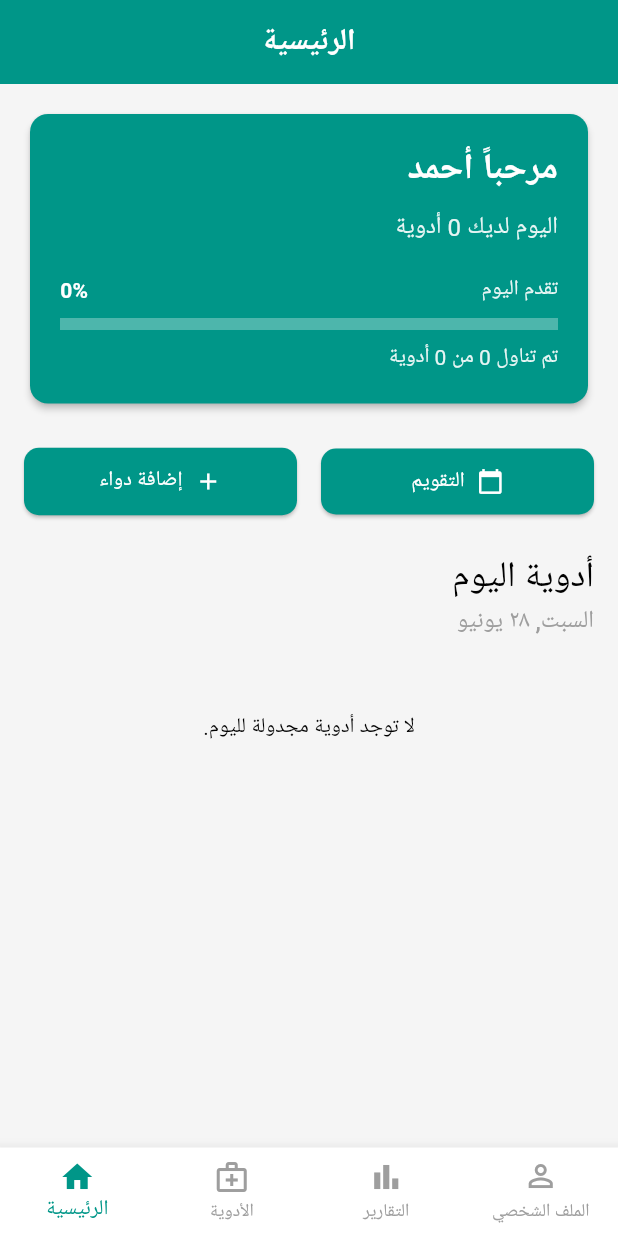
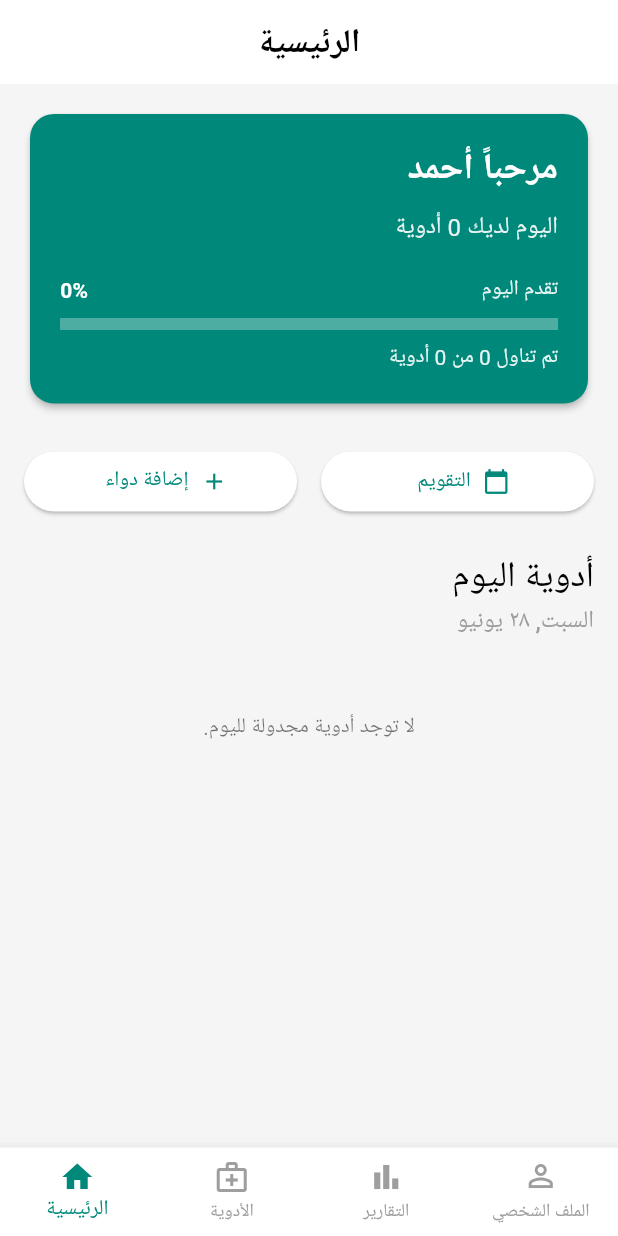
Before and after one commit to ahmedma7goub/medication-reminder-app, a Flutter app: the screen it shows after launch, on a phone screen of 412 x 824 dp. Run offline on Flutter 3.47's test engine with Material 3 defaults, Android fonts, the phone set to English and light mode, and no system bars; our stand-ins replace fl_chart, flutter_local_notifications, permission_handler, shared_preferences, sqflite, timezone; accounts and stored records are empty; Roboto replaces fonts that are missing (Cairo).

```diff
--- a/lib/theme/app_theme.dart
+++ b/lib/theme/app_theme.dart
@@ -1,68 +1,81 @@
 import 'package:flutter/material.dart';
 
 class AppTheme {
-  static final Color _lightPrimaryColor = Colors.teal;
-  static final Color _darkPrimaryColor = Colors.tealAccent;
+  AppTheme._();
+
+  static const Color _darkPrimaryColor = Color(0xFF4DB6AC); // A softer teal
+  static const Color _darkAccentColor = Color(0xFF69F0AE); // A vibrant green
+  static const Color _darkBackgroundColor = Color(0xFF1A1C1E);
+  static const Color _darkCardColor = Color(0xFF25282D);
+  static const Color _darkTextColor = Color(0xFFE3E3E3);
+  static const Color _darkSecondaryTextColor = Color(0xFFA9B4BE);
 
   static final ThemeData lightTheme = ThemeData(
-    primaryColor: _lightPrimaryColor,
-    scaffoldBackgroundColor: Colors.grey[100],
-    appBarTheme: AppBarTheme(
-      color: _lightPrimaryColor,
-      elevation: 0,
-      iconTheme: const IconThemeData(color: Colors.white),
-      titleTextStyle: const TextStyle(color: Colors.white, fontSize: 20, fontWeight: FontWeight.bold, fontFamily: 'Cairo'),
-    ),
-    colorScheme: ColorScheme.light(
-      primary: _lightPrimaryColor,
-      secondary: Colors.tealAccent,
+    brightness: Brightness.light,
+    primaryColor: const Color(0xFF00897B),
+    scaffoldBackgroundColor: const Color(0xFFF5F5F5),
+    fontFamily: 'Cairo',
+    colorScheme: const ColorScheme.light(
+      primary: Color(0xFF00897B), // Teal
+      secondary: Color(0xFF00BFA5), // Teal Accent
+      surface: Colors.white,
+      background: Color(0xFFF5F5F5),
       onPrimary: Colors.white,
-      background: Colors.grey[100]!,
+      onSecondary: Colors.black,
+      onSurface: Colors.black,
+      onBackground: Colors.black,
+      error: Colors.redAccent,
     ),
     cardTheme: CardTheme(
       elevation: 2,
-      shape: RoundedRectangleBorder(borderRadius: BorderRadius.circular(12)),
+      color: Colors.white,
+      shape: RoundedRectangleBorder(borderRadius: BorderRadius.circular(16)),
     ),
-    elevatedButtonTheme: ElevatedButtonThemeData(
-      style: ElevatedButton.styleFrom(
-        backgroundColor: _lightPrimaryColor,
-        foregroundColor: Colors.white,
-        shape: RoundedRectangleBorder(borderRadius: BorderRadius.circular(10)),
-        padding: const EdgeInsets.symmetric(vertical: 12, horizontal: 20),
-      ),
+    textTheme: const TextTheme(
+      titleLarge: TextStyle(fontWeight: FontWeight.bold, fontSize: 22.0, color: Colors.black87),
+      bodyLarge: TextStyle(fontSize: 16.0, color: Colors.black87),
+      bodyMedium: TextStyle(fontSize: 14.0, color: Colors.black54),
     ),
-    fontFamily: 'Cairo',
+    bottomNavigationBarTheme: const BottomNavigationBarThemeData(
+      backgroundColor: Colors.white,
+      selectedItemColor: Color(0xFF00897B),
+      unselectedItemColor: Colors.grey,
+      type: BottomNavigationBarType.fixed,
+    ),
   );
 
   static final ThemeData darkTheme = ThemeData(
+    brightness: Brightness.dark,
     primaryColor: _darkPrimaryColor,
-    scaffoldBackgroundColor: const Color(0xFF121212),
-    appBarTheme: AppBarTheme(
-      color: const Color(0xFF1F1F1F),
-      elevation: 0,
-      iconTheme: IconThemeData(color: _darkPrimaryColor),
-      titleTextStyle: TextStyle(color: _darkPrimaryColor, fontSize: 20, fontWeight: FontWeight.bold, fontFamily: 'Cairo'),
-    ),
-    colorScheme: ColorScheme.dark(
+    scaffoldBackgroundColor: _darkBackgroundColor,
+    fontFamily: 'Cairo',
+    colorScheme: const ColorScheme.dark(
       primary: _darkPrimaryColor,
-      secondary: Colors.teal,
+      secondary: _darkAccentColor,
+      surface: _darkCardColor,
+      background: _darkBackgroundColor,
       onPrimary: Colors.black,
-      background: const Color(0xFF121212),
-      surface: const Color(0xFF1F1F1F),
+      onSecondary: Colors.black,
+      onSurface: _darkTextColor,
+      onBackground: _darkTextColor,
+      error: Colors.redAccent,
     ),
     cardTheme: CardTheme(
-      color: const Color(0xFF1F1F1F),
-      elevation: 4,
-      shape: RoundedRectangleBorder(borderRadius: BorderRadius.circular(12)),
+      elevation: 0,
+      color: _darkCardColor,
+      shape: RoundedRectangleBorder(borderRadius: BorderRadius.circular(16)),
     ),
-    elevatedButtonTheme: ElevatedButtonThemeData(
-      style: ElevatedButton.styleFrom(
-        backgroundColor: _darkPrimaryColor,
-        foregroundColor: Colors.black,
-        shape: RoundedRectangleBorder(borderRadius: BorderRadius.circular(10)),
-        padding: const EdgeInsets.symmetric(vertical: 12, horizontal: 20),
-      ),
+    textTheme: const TextTheme(
+      titleLarge: TextStyle(fontWeight: FontWeight.bold, fontSize: 22.0, color: _darkTextColor),
+      bodyLarge: TextStyle(fontSize: 16.0, color: _darkTextColor),
+      bodyMedium: TextStyle(fontSize: 14.0, color: _darkSecondaryTextColor),
     ),
-    fontFamily: 'Cairo',
+    bottomNavigationBarTheme: const BottomNavigationBarThemeData(
+      backgroundColor: _darkCardColor,
+      selectedItemColor: _darkPrimaryColor,
+      unselectedItemColor: _darkSecondaryTextColor,
+      type: BottomNavigationBarType.fixed,
+      showUnselectedLabels: true,
+    ),
   );
 }
```
Also changed, not shown: lib/widgets/home_header.dart (added, +102 -0 lines).
